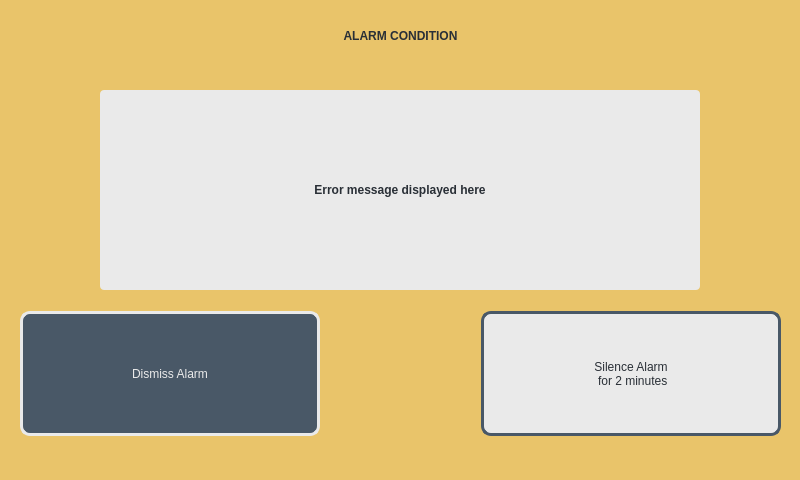
Above: software/control_system/gui/alarm_condition.ui from VentCU/bbwtb before the change. Below: the same form after it.
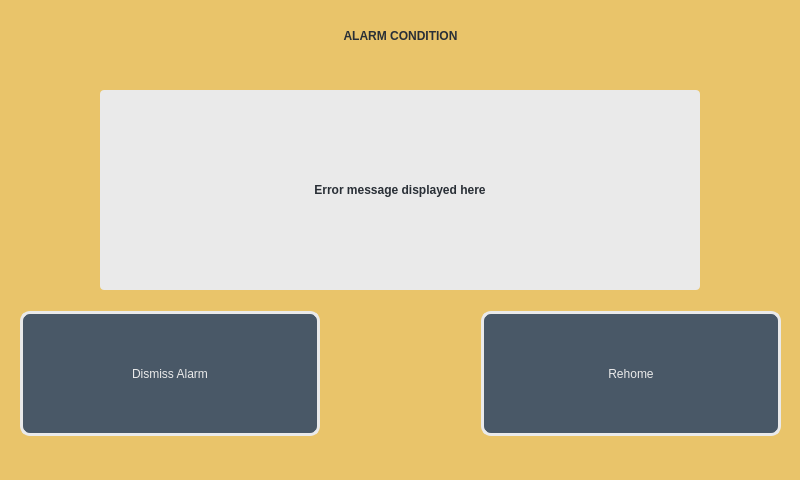
That is the form after the change. Icons and pictures are not drawn.

Commit message: Adding rehome button to alarm_condition.ui.

Diff of the .ui file:
```diff
--- a/software/control_system/gui/alarm_condition.ui
+++ b/software/control_system/gui/alarm_condition.ui
@@ -169,17 +169,17 @@
         </size>
        </property>
        <property name="styleSheet">
-        <string notr="true">background-color: #EAEAEA;
+        <string notr="true">background-color: #495867;
 border: 3px solid;
-border-color: #495867;
+border-color: #EAEAEA;
 padding: 2px;
-font:22pt &quot;Nimbus sans L&quot;;
-color: #292F36;
-border-radius: 10px;</string>
+font:36pt &quot;Nimbus sans L&quot;;
+color: #EAEAEA;
+border-radius: 10px;
+</string>
        </property>
        <property name="text">
-        <string>Silence Alarm 
- for 2 minutes</string>
+        <string>Rehome</string>
        </property>
        <property name="flat">
         <bool>false</bool>
```
Left out of the diff: 4 changed lines with no effect on the pictures. The commit also changes 1 other file.
